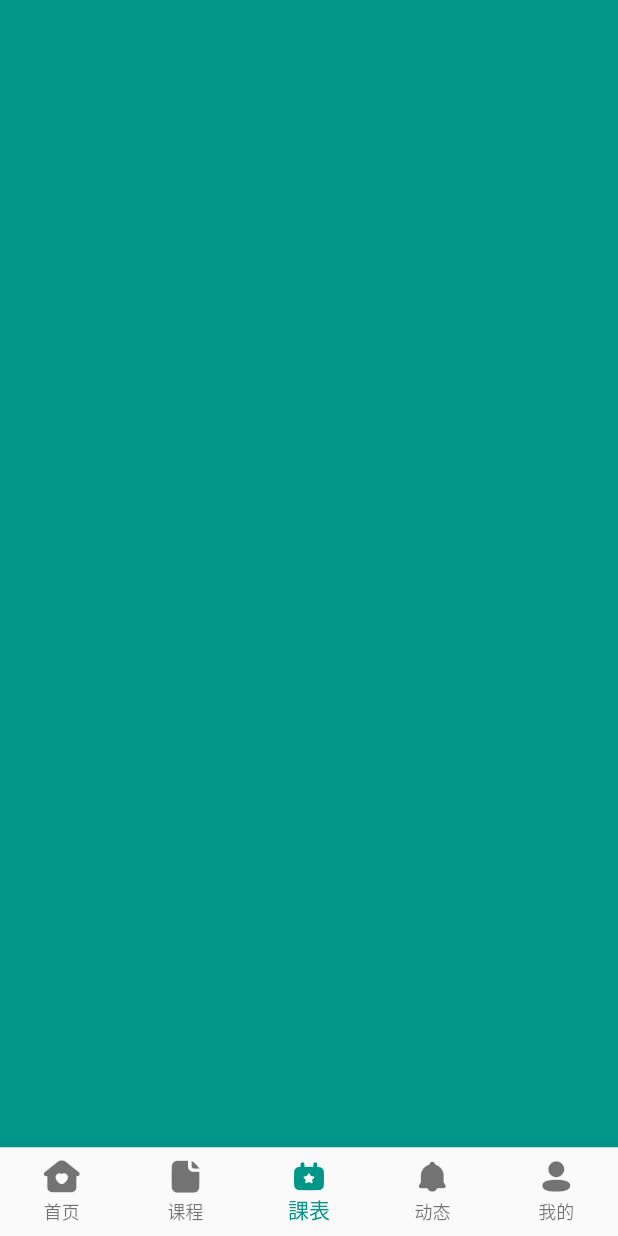
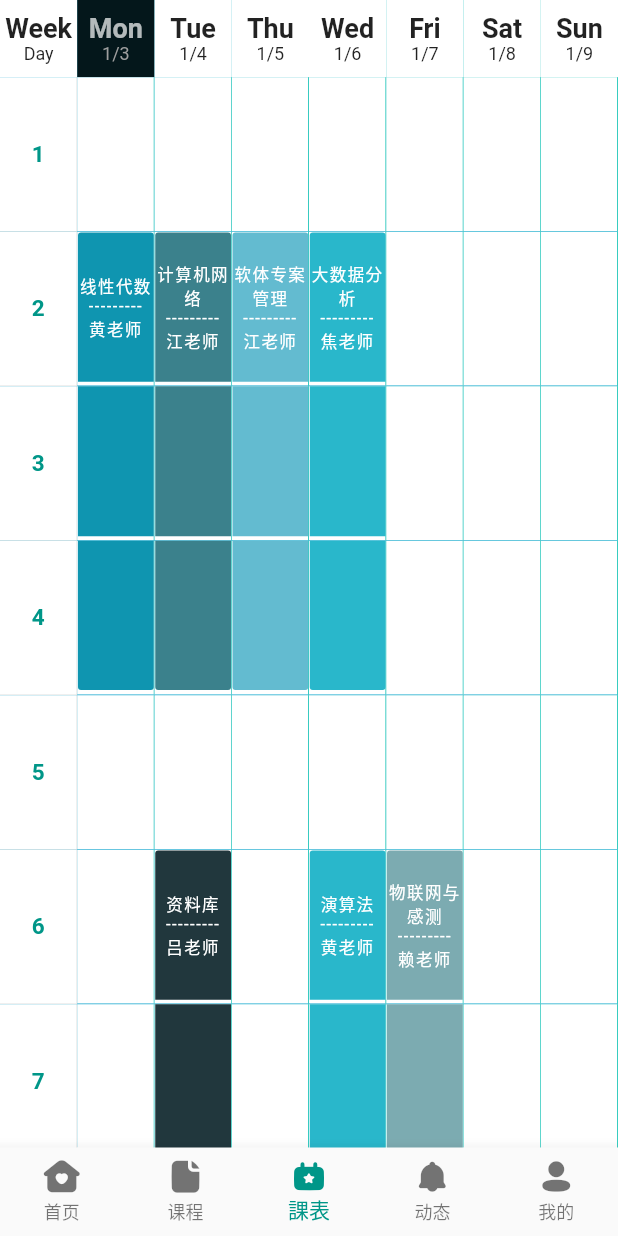
Before and after one commit to dora1015/tronclass-plus, a Flutter app: the screen it shows after launch, item 3 of the bottom bar chosen, on a phone screen of 412 x 824 dp. Run offline on Flutter 3.47's test engine with Material 2 defaults, Android fonts, the light colour scheme and no system bars; our stand-ins replace shared_preferences; missing offline and left inert: mysql1.

Commit message:
timetable

```diff
--- a/lib/main.dart
+++ b/lib/main.dart
@@ -66,8 +66,15 @@ class MyApp extends StatefulWidget {
 class _MyAppState extends State<MyApp> {
   _setDefaultData() async {
     final SharedPreferences pref = await SharedPreferences.getInstance();
+    // 设置账户
     pref.setString('userName', "張三");
     pref.setString('userNo', "s08350000@thu.edu.tw");
+    // 默认配置
+    pref.setString('perform', "system");
+    pref.setString('language', "system");
+    pref.setString('fontSize', "standard");
+    // pref.setString('motivation', "system");
+
     print("insert data ~");
   }
 
--- a/lib/main_page.dart
+++ b/lib/main_page.dart
@@ -1,6 +1,7 @@
 import 'package:flutter/material.dart';
 import 'sub_pages/mine.dart';
 import 'sub_pages/front.dart';
+import 'timetable.dart';
 
 class MainPage extends StatefulWidget {
 
@@ -37,7 +38,7 @@ class _MainPageState extends State<MainPage> {
 
   @override
   Widget build(BuildContext context) {
-    pages = [const PageFront(), Home(Colors.white70 , '2'),Home(Colors.teal , '3'),Home(Colors.amber, '4'),const PageMine()];
+    pages = [const PageFront(), Home(Colors.white70 , '2'),TimeTable(),Home(Colors.amber, '4'),const PageMine()];//Home(Colors.teal , '3')
     return Scaffold(
         body: pages[_currentIndex],
         bottomNavigationBar: BottomNavigationBar(
--- a/lib/sub_pages/mine_settings.dart
+++ b/lib/sub_pages/mine_settings.dart
@@ -35,7 +35,89 @@ class _MineSettingsState extends State<MineSettings> {
           // color: Colors.black,
         ),
       ),
+      body: Container(
+        color: Colors.grey[200],
+        child: Column(
+          children: [
+
+            SelectBlank(
+                (()=>{}),
+              "外观",
+              "跟随系统",
+
+            ),
+
+            SelectBlank(
+              (()=>{}),
+              "多语言",
+              "跟随系统",
+
+            ),
+
+            SelectBlank(
+              (()=>{}),
+              "字体大小",
+              "标准",
+
+            ),
+
+            Divider(height: 5,),
+
+            SelectBlank(
+              (()=>{}),
+              "动态推送",
+              "去设置",
+
+            ),
 
 
+
+          ],
+        ),
+      ),
+
     );
-  }}
+  }
+
+  Widget SelectBlank(issue, String title, String select) {
+    return GestureDetector(
+      onTap: issue,
+      child: Container(
+        height: 50,
+        // width: double.infinity,
+        margin: const EdgeInsets.only(top: 3),
+        padding: const EdgeInsets.only(left: 20, right: 20),
+        color: Colors.white,
+        child: Row(
+          mainAxisAlignment: MainAxisAlignment.start,
+          children: [
+            Text(
+              title,
+              style: const TextStyle(
+                color: Colors.black,
+                fontSize: 16,
+
+              ),
+            ),
+
+            Expanded(child: Container(),),
+
+            Text(
+              select + "     ",
+              style: const TextStyle(
+                color: Colors.blueGrey,
+                fontSize: 16,
+
+              ),
+            ),
+
+            const Icon(Icons.arrow_forward_ios, size: 16,),
+
+
+          ],
+        ),
+      ),
+    );
+  }
+
+}
--- /dev/null
+++ b/lib/timetable.dart
@@ -0,0 +1,333 @@
+import 'package:flutter/cupertino.dart';
+import 'package:flutter/material.dart';
+
+
+class TimeTable extends StatefulWidget {
+  @override
+  State<StatefulWidget> createState() => _TimeTableState();
+}
+
+class _TimeTableState extends State<TimeTable> {
+
+  var coursesList = {
+    //title :  position, teacher,  color,
+    "线性代数":["黄老师", Color(0xff0f95b0)],
+    "资料库":["吕老师", Color(0xff21373d)],
+    "计算机网络":["江老师", Color(0xff3b818c)],
+    "软体专案管理":["江老师", Color(0xff63bbd0)],
+    "行动装置":["朱老师", Color(0xff1491a8)],
+    "大数据分析":["焦老师", Color(0xff29b7cb)],
+    "演算法":["黄老师", Color(0xff29b7cb)],
+    "物联网与感测":["赖老师", Color(0xff7cabb1)],
+
+  };
+  var tableList = {
+    1:{
+      "线性代数":[2,3,4],
+      "资料库":[8],
+    },
+    2:{
+      "计算机网络":[2,3,4],
+      "资料库":[6,7],
+    },
+    3:{
+      "软体专案管理":[2,3,4],
+      "行动装置":[8,9,10],
+    },
+    4:{
+      "大数据分析":[2,3,4],
+      "演算法":[6,7,8],
+    },
+    5:{
+      "物联网与感测":[6,7,8],
+    },
+    6:{
+
+    },
+    7:{
+
+    },
+  };
+
+  var weekList = ['Mon', 'Tue', 'Thu', 'Wed', 'Fri', 'Sat', 'Sun'];
+
+  var dateList = [];
+  var currentWeekIndex = 0;
+
+  @override
+  void initState() {
+    super.initState();
+
+    var monday = 1;
+    var mondayTime = DateTime.now();
+
+    //获取本周星期一是几号
+    while (mondayTime.weekday != monday) {
+      mondayTime = mondayTime.subtract(const Duration(days: 1));
+    }
+
+    mondayTime.year;
+    mondayTime.month;
+    mondayTime.day;
+
+    for (int i = 0; i < 7; i++) {
+      dateList.add(
+          mondayTime.month.toString() + "/" + (mondayTime.day + i).toString());
+      if ((mondayTime.day + i) == DateTime.now().day) {
+        setState(() {
+          currentWeekIndex = i + 1;
+        });
+      }
+    }
+    // print('Recent monday '+DateTime.now().day.toString());
+  }
+
+  @override
+  Widget build(BuildContext context) {
+    return Scaffold(
+        body: Container(
+          decoration: const BoxDecoration(
+              gradient: LinearGradient(colors: [
+                Color.fromRGBO(32, 170, 210, 1),
+                Color.fromRGBO(18, 195, 180, 1),
+              ])),
+      // color: Colors.teal,
+      child: Column(
+        mainAxisAlignment: MainAxisAlignment.start,
+        children: [
+          SizedBox(
+            child: GridView.builder(
+                shrinkWrap: true,
+                physics: const NeverScrollableScrollPhysics(),
+                itemCount: 8,
+                gridDelegate: const SliverGridDelegateWithFixedCrossAxisCount(crossAxisCount: 8, childAspectRatio: 1 / 1),
+                itemBuilder: (BuildContext context, int index) {
+                  return Container(
+                    color: index == currentWeekIndex
+                        ? Colors.black87
+                        : Colors.white,
+                    child: Center(
+                      child: index == 0
+                          ? Column(
+                              mainAxisAlignment: MainAxisAlignment.center,
+                              children: const [
+                                Text(
+                                  "Week",
+                                  style: TextStyle(
+                                    fontSize: 18,
+                                    color: Colors.black87,
+                                    fontWeight: FontWeight.bold,
+                                  ),
+                                ),
+                                // SpaceWidget(height: 5),
+                                Text("Day", style: TextStyle(fontSize: 12)),
+                              ],
+                            )
+                          : Column(
+                              mainAxisAlignment: MainAxisAlignment.center,
+                              children: [
+                                Text(weekList[index - 1],
+                                    style: TextStyle(
+                                      fontSize: 18,
+                                      color: index == currentWeekIndex
+                                          ? Colors.white70
+                                          : Colors.black87,
+                                      fontWeight: FontWeight.bold,
+                                    )),
+                                // SpaceWidget(height: 5),
+                                Text(dateList[index - 1],
+                                    style: TextStyle(
+                                        fontSize: 12,
+                                        color: index == currentWeekIndex
+                                            ? Colors.grey
+                                            : Colors.black87)),
+                              ],
+                            ),
+                    ),
+                  );
+                }),
+          ),
+
+          Expanded(
+            child: SingleChildScrollView(
+              child: Row(
+                children: [
+                  Expanded(
+                    flex: 1,
+                    child: GridView.builder(
+                        shrinkWrap: true,
+                        // physics:ClampingScrollPhysics(),
+                        itemCount: 10,
+                        gridDelegate: const SliverGridDelegateWithFixedCrossAxisCount(crossAxisCount: 1, childAspectRatio: 1 / 2),
+
+                        itemBuilder: (BuildContext context, int index) {
+                          return Container(
+
+                              child: Center(
+                                child: Text(
+                                  (index + 1).toInt().toString(),
+                                  style: const TextStyle(
+                                      fontSize: 15,
+                                    color: Colors.teal,
+                                    fontWeight: FontWeight.bold,
+
+                                  ),
+                                ),
+                              ),
+                              decoration: const BoxDecoration(
+                                color: Colors.white,
+                                // border: Border.all(color: Colors.black12, width: 0.5),
+                                border: Border(
+                                  bottom: BorderSide(
+                                      color: Colors.black12, width: 0.5),
+                                  right: BorderSide(
+                                      color: Colors.black12, width: 0.5),
+                                ),
+                              ));
+                        }),
+                  ),
+
+                  Expanded(
+                    flex: 7,
+                    child: GridView.builder(
+                        shrinkWrap: true,
+                        physics: const NeverScrollableScrollPhysics(),
+                        itemCount: 70,
+                        gridDelegate:
+                            const SliverGridDelegateWithFixedCrossAxisCount(
+                                crossAxisCount: 7, childAspectRatio: 1 / 2),
+                        itemBuilder: (BuildContext context, int index) {
+                          return Container(
+                            child: Stack(
+                              children: [
+                                Column(
+                                  mainAxisAlignment: MainAxisAlignment.spaceBetween,
+                                  children: [
+                                    Flexible(
+                                      flex: 1,
+                                      child: Container(
+                                          width: double.infinity,
+                                          height: double.infinity,
+                                          decoration: const BoxDecoration(
+                                            color: Colors.white,
+                                            // border: Border.all(color: Colors.black12, width: 0.5),
+                                            border: Border(
+                                              bottom: BorderSide(
+                                                  color: Color.fromRGBO(32, 170, 210, 1),
+                                                  width: 0.5),
+                                              right: BorderSide(
+                                                  color: Color.fromRGBO(18, 195, 180, 1),
+                                                  width: 0.5),
+                                            ),
+                                          )),
+                                    ),
+
+                                  ],
+                                ),
+                                //===================================================
+                                DrawCourses(index),
+                              ],
+                            ),
+                          );
+                        }),
+                  )
+                ],
+              ),
+            ),
+          ),
+          // _bottomView
+        ],
+      ),
+    ));
+  }
+
+  DrawCourses(index) {
+    var week = index % 7 + 1;
+    var courseTime = index ~/ 7 + 1;
+    var color = Colors.white;
+    var title = "";
+
+    var hasCourse = false;
+    var hasPreCourse = false;
+    var hasFollowCourse = false;
+
+
+    if(tableList[week] != null) {
+      // 遍历当天所有课程
+      tableList[week]!.forEach((key, value) {
+        // 如果对应课程的课时资料中含有当前block
+        if(value.contains(courseTime)) {
+          // 当发现当前的key对应这个block，准备title和color
+          hasCourse = true;
+          try {
+            color = coursesList[key]![1] as Color;
+            title = key + '\n---------\n' + (coursesList[key]![0] as String);
+          } catch(e){
+            print(e);
+          }
+          // 如果上一节课也是他
+          if(value.contains(courseTime - 1)) {
+            hasPreCourse = true;
+          }
+          // 如果下一节课也是他
+          if(value.contains(courseTime + 1)) {
+            hasFollowCourse = true;
+          }
+
+        }
+      });
+    }
+    if(hasCourse){
+      return GestureDetector(
+        onTap: () {
+          print("click:  " + week.toString() + " " + courseTime.toString());
+        },
+        child: Container(
+          height: 99 + ( hasPreCourse ? 0.5 : 0) +  ( hasFollowCourse ? 0.5 : 0),
+          margin: EdgeInsets.only(
+            left:0.5,
+            right: 0.5,
+            top: hasPreCourse ? 0 : 0.5,
+            bottom: hasFollowCourse ? 0 : 0.5,
+          ),
+          decoration: BoxDecoration(
+            borderRadius: BorderRadius.only(
+              topRight: ( hasPreCourse ? Radius.circular(0) : Radius.circular(2)),
+              topLeft: ( hasPreCourse ? Radius.circular(0) : Radius.circular(2)),
+              bottomRight: ( hasFollowCourse ? Radius.circular(0) : Radius.circular(2)),
+              bottomLeft: ( hasFollowCourse ? Radius.circular(0) : Radius.circular(2)),
+            ),
+            color: color,
+          ),
+          child: Center(
+            child: Text(
+              (hasPreCourse ? "" : title),
+              textAlign: TextAlign.center,
+              style: const TextStyle(
+                  color: Colors.white,
+                  fontSize: 11,
+                  letterSpacing: 1),
+            ),
+          ),
+        ),
+      );
+    }
+    return GestureDetector(
+      onTap: () {
+        print("click:  " + week.toString() + " " + courseTime.toString());
+      },
+      child: Container(
+          height: 99,
+          margin: EdgeInsets.all(0.5),
+          decoration: BoxDecoration(
+            borderRadius: BorderRadius.circular(2),
+            // color: colorList[index % 7],
+          )
+      ),
+    );
+
+
+  }
+
+
+}
```
